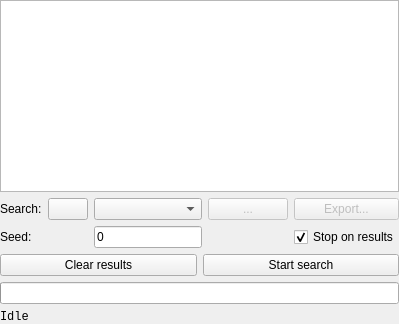
This is src/formsearchcontrol.ui in DUzzL/Seed-Atlas as Qt 5 draws it before an edit. The edited form follows.
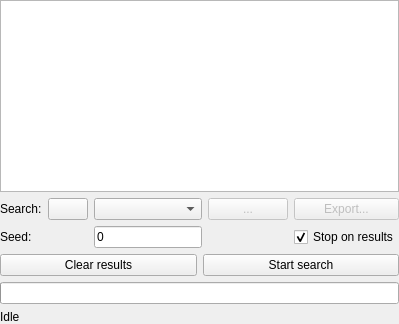
This is the edited form. Icons and pictures are not drawn. Custom widgets are drawn as their Qt base class.

```diff
--- a/src/formsearchcontrol.ui
+++ b/src/formsearchcontrol.ui
@@ -84,11 +84,6 @@
      </item>
      <item row="4" column="0" colspan="7">
       <widget class="QLabel" name="labelStatus">
-       <property name="font">
-        <font>
-         <family>Courier New</family>
-        </font>
-       </property>
        <property name="text">
         <string>Idle</string>
        </property>
```
Left out of the diff: 10 changed lines with no effect on the pictures.
